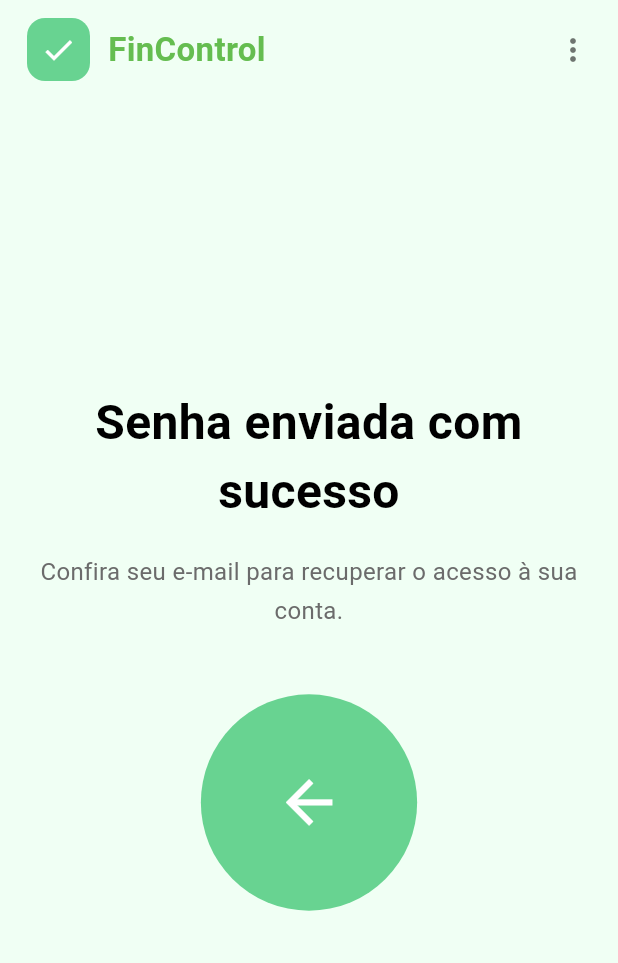
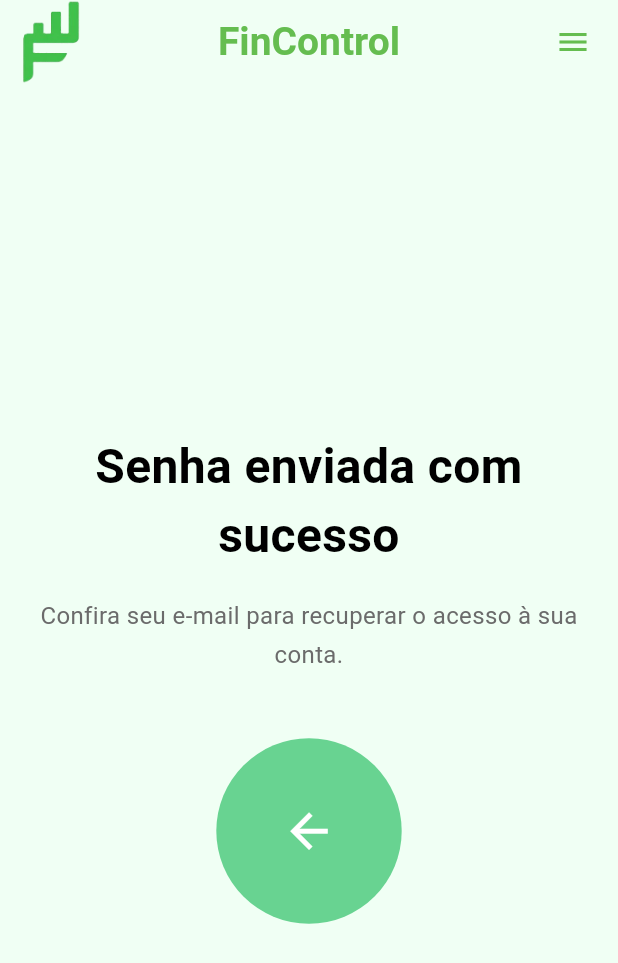
Before and after one commit to bastosmelo/fincontrol, a Flutter app: the SenhaEnviadaPage screen opened directly, on a phone screen of 412 x 824 dp. Shown: the top 963 px of the screen. Run offline on Flutter 3.47's test engine with Material 3 defaults, Android fonts, the phone set to English and light mode, and no system bars.

Commit message:
senha enviada
senha enviada

```diff
--- a/lib/senha_enviada.dart
+++ b/lib/senha_enviada.dart
@@ -31,43 +31,43 @@ class SenhaEnviadaPage extends StatelessWidget {
 
     return Scaffold(
       backgroundColor: const Color(0xFFF0FFF4),
+      appBar: PreferredSize(
+        preferredSize: const Size.fromHeight(80),
+        child: AppBar(
+          backgroundColor: const Color(0xFFF0FFF4),
+          elevation: 0,
+          centerTitle: true,
+          title: Text(
+            'FinControl',
+            style: TextStyle(
+              color: const Color(0xCC42AC27),
+              fontSize: width > 400 ? 26 : 20,
+              fontWeight: FontWeight.w700,
+            ),
+          ),
+          leading: Padding(
+            padding: const EdgeInsets.only(left: 12.0),
+            child: Image.asset(
+              'assets/fincontrol-logo.png',
+              width: 36,
+              height: 36,
+              fit: BoxFit.contain,
+            ),
+          ),
+          actions: [
+            IconButton(
+              onPressed: () {},
+              icon: const Icon(Icons.menu, color: Color(0xCC42AC27)),
+            ),
+            const SizedBox(width: 6),
+          ],
+        ),
+      ),
       body: SafeArea(
         child: Padding(
           padding: const EdgeInsets.symmetric(horizontal: 18, vertical: 12),
           child: Column(
             children: [
-              Row(
-                children: [
-                  Container(
-                    width: 42,
-                    height: 42,
-                    decoration: BoxDecoration(
-                      color: const Color(0xFF68D391),
-                      borderRadius: BorderRadius.circular(12),
-                    ),
-                    child: const Icon(
-                      Icons.check,
-                      color: Colors.white,
-                      size: 24,
-                    ),
-                  ),
-                  const SizedBox(width: 12),
-                  const Text(
-                    'FinControl',
-                    style: TextStyle(
-                      color: Color(0xCC42AC27),
-                      fontSize: 22,
-                      fontWeight: FontWeight.w700,
-                    ),
-                  ),
-                  const Spacer(),
-                  if (isLarge)
-                    const Icon(
-                      Icons.more_vert,
-                      color: Colors.black54,
-                    ),
-                ],
-              ),
               Expanded(
                 child: Column(
                   mainAxisAlignment: MainAxisAlignment.center,
@@ -96,8 +96,8 @@ class SenhaEnviadaPage extends StatelessWidget {
                     const SizedBox(height: 42),
                     Builder(
                       builder: (context) {
-                        final buttonSize = width * 0.35;
-                        final iconSize = buttonSize * 0.32;
+                        final buttonSize = width * 0.30;
+                        final iconSize = buttonSize * 0.30;
 
                         return Container(
                           width: buttonSize.clamp(100.0, 220.0),
```
